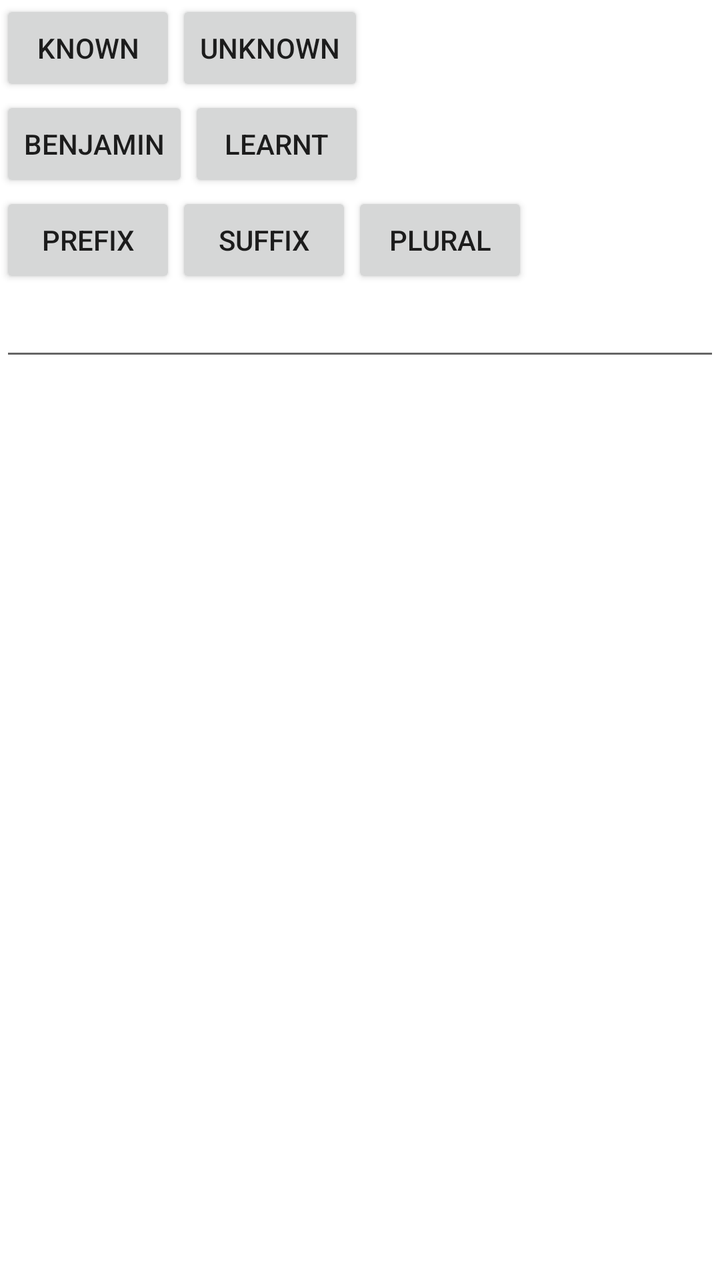
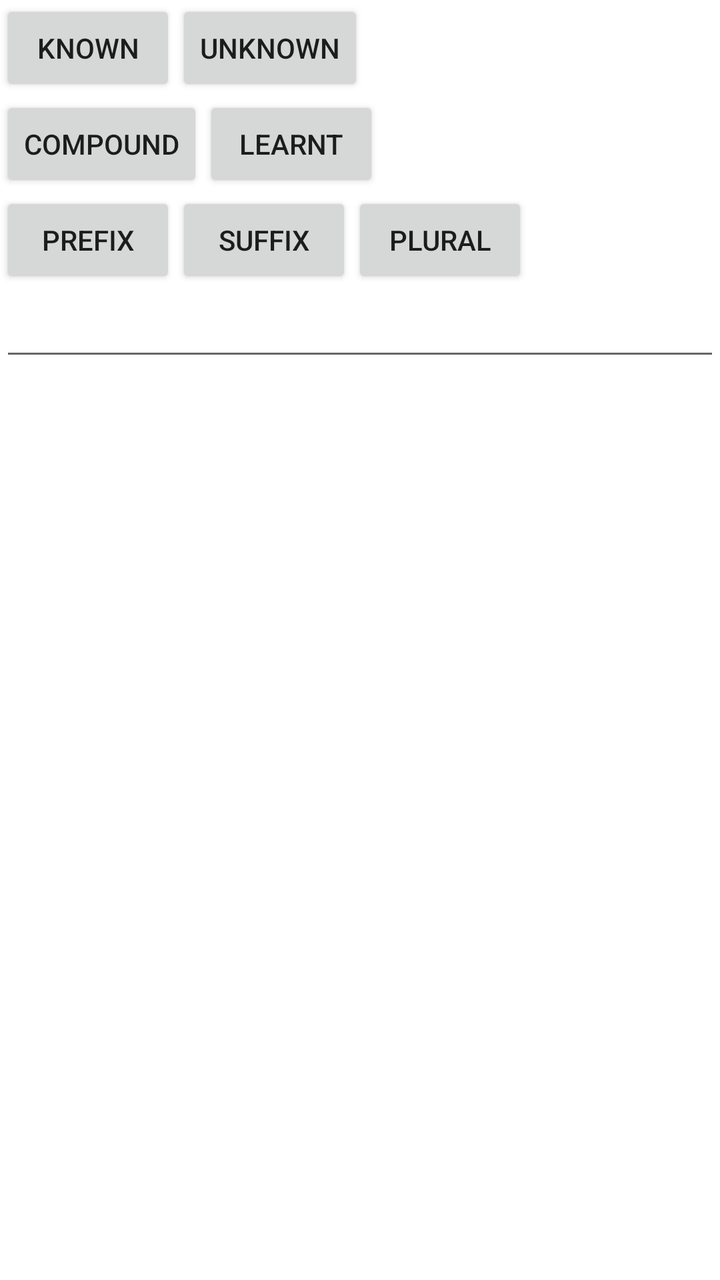

The first picture is an Android layout as it rendered before a commit; the second is the same layout after the commit. The layout source and the unified diff follow.
<!-- AndroidManifest.xml: application theme Theme.Anagram -->
<!-- res/layout/output.xml -->
<?xml version="1.0" encoding="utf-8"?>
<LinearLayout xmlns:android="http://schemas.android.com/apk/res/android"
    android:orientation="vertical"
    android:layout_width="match_parent"
    android:layout_height="match_parent">
    <LinearLayout
        android:layout_width="match_parent"
        android:layout_height="wrap_content"
        android:orientation="horizontal">
        <Button
            android:layout_width="wrap_content"
            android:layout_height="wrap_content"
            android:text="Known"
            android:id="@+id/button14">
        </Button>
        <Button
            android:layout_width="wrap_content"
            android:layout_height="wrap_content"
            android:text="Unknown"
            android:id="@+id/button15">
        </Button>
    </LinearLayout>
    <LinearLayout
        android:layout_width="match_parent"
        android:layout_height="wrap_content"
        android:orientation="horizontal">
        <Button
            android:layout_width="wrap_content"
            android:layout_height="wrap_content"
            android:text="Benjamin"
            android:id="@+id/button16">
        </Button>
        <Button
            android:layout_width="wrap_content"
            android:layout_height="wrap_content"
            android:text="Learnt"
            android:id="@+id/button35">
        </Button>
    </LinearLayout>
    <LinearLayout
        android:layout_width="match_parent"
        android:layout_height="wrap_content"
        android:orientation="horizontal">
        <Button
            android:layout_width="wrap_content"
            android:layout_height="wrap_content"
            android:text="Prefix"
            android:id="@+id/button17">
        </Button>
        <Button
            android:layout_width="wrap_content"
            android:layout_height="wrap_content"
            android:text="Suffix"
            android:id="@+id/button18">
        </Button>
        <Button
            android:layout_width="wrap_content"
            android:layout_height="wrap_content"
            android:text="Plural"
            android:id="@+id/button32">
        </Button>
    </LinearLayout>
    <EditText
        android:id="@+id/edittext5"
        android:layout_width="match_parent"
        android:layout_height="wrap_content">
    </EditText>
</LinearLayout>
<!-- resources referenced by this layout -->
<resources>
  <style name="Theme.Anagram" parent="Theme.MaterialComponents.DayNight.DarkActionBar">
          
          <item name="colorPrimary">@color/purple_500</item>
          <item name="colorPrimaryVariant">@color/purple_700</item>
          <item name="colorOnPrimary">@color/white</item>
          
          <item name="colorSecondary">@color/teal_200</item>
          <item name="colorSecondaryVariant">@color/teal_700</item>
          <item name="colorOnSecondary">@color/black</item>
          
          <item name="android:statusBarColor" tools:targetApi="l">?attr/colorPrimaryVariant</item>
          
      </style>
  <color name="purple_500">#FF6200EE</color>
  <color name="purple_700">#FF3700B3</color>
  <color name="white">#FFFFFFFF</color>
  <color name="teal_200">#FF03DAC5</color>
  <color name="teal_700">#FF018786</color>
  <color name="black">#FF000000</color>
</resources>

<!-- the commit's change to res/layout/output.xml (unified diff, before → after) -->
@@ -27,7 +27,7 @@
         <Button
             android:layout_width="wrap_content"
             android:layout_height="wrap_content"
-            android:text="Benjamin"
+            android:text="Compound"
             android:id="@+id/button16">
         </Button>
         <Button
